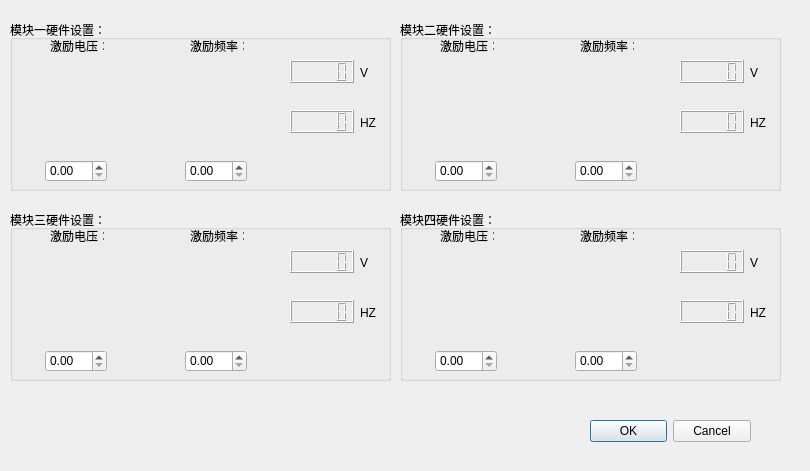
First picture: the form in setbrddlg.ui, repository CarnationTL/cmd_sim, before the edit.
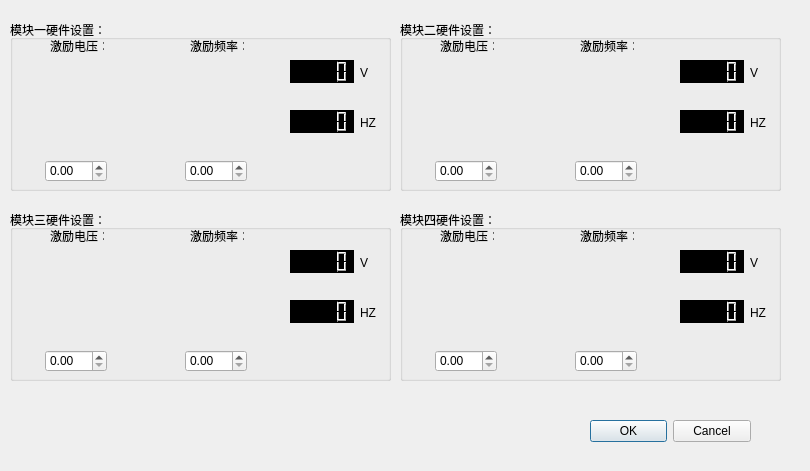
Second picture: the form after the edit. Custom widgets are drawn as their Qt base class.

Commit message: add style to lcd number

The edit to the form file:
```diff
--- a/setbrddlg.ui
+++ b/setbrddlg.ui
@@ -83,6 +83,11 @@
       <height>23</height>
      </rect>
     </property>
+    <property name="styleSheet">
+     <string notr="true">color: rgb(0, 255, 0);
+background-color: rgb(0, 0, 0);
+border-color: rgb(0, 0, 0);</string>
+    </property>
    </widget>
    <widget class="QLCDNumber" name="lcd1f">
     <property name="geometry">
@@ -93,6 +98,11 @@
       <height>23</height>
      </rect>
     </property>
+    <property name="styleSheet">
+     <string notr="true">color: rgb(0, 255, 0);
+background-color: rgb(0, 0, 0);
+border-color: rgb(0, 0, 0);</string>
+    </property>
    </widget>
    <widget class="QDoubleSpinBox" name="sp1v">
     <property name="geometry">
@@ -233,6 +243,11 @@
       <height>23</height>
      </rect>
     </property>
+    <property name="styleSheet">
+     <string notr="true">color: rgb(0, 255, 0);
+background-color: rgb(0, 0, 0);
+border-color: rgb(0, 0, 0);</string>
+    </property>
    </widget>
    <widget class="QLCDNumber" name="lcd2f">
     <property name="geometry">
@@ -243,6 +258,11 @@
       <height>23</height>
      </rect>
     </property>
+    <property name="styleSheet">
+     <string notr="true">color: rgb(0, 255, 0);
+background-color: rgb(0, 0, 0);
+border-color: rgb(0, 0, 0);</string>
+    </property>
    </widget>
    <widget class="QDoubleSpinBox" name="sp2v">
     <property name="geometry">
@@ -367,6 +387,11 @@
       <height>23</height>
      </rect>
     </property>
+    <property name="styleSheet">
+     <string notr="true">color: rgb(0, 255, 0);
+background-color: rgb(0, 0, 0);
+border-color: rgb(0, 0, 0);</string>
+    </property>
    </widget>
    <widget class="QLCDNumber" name="lcd3f">
     <property name="geometry">
@@ -377,6 +402,11 @@
       <height>23</height>
      </rect>
     </property>
+    <property name="styleSheet">
+     <string notr="true">color: rgb(0, 255, 0);
+background-color: rgb(0, 0, 0);
+border-color: rgb(0, 0, 0);</string>
+    </property>
    </widget>
    <widget class="QDoubleSpinBox" name="sp3v">
     <property name="geometry">
@@ -501,6 +531,11 @@
       <height>23</height>
      </rect>
     </property>
+    <property name="styleSheet">
+     <string notr="true">color: rgb(0, 255, 0);
+background-color: rgb(0, 0, 0);
+border-color: rgb(0, 0, 0);</string>
+    </property>
    </widget>
    <widget class="QLCDNumber" name="lcd4f">
     <property name="geometry">
@@ -511,6 +546,11 @@
       <height>23</height>
      </rect>
     </property>
+    <property name="styleSheet">
+     <string notr="true">color: rgb(0, 255, 0);
+background-color: rgb(0, 0, 0);
+border-color: rgb(0, 0, 0);</string>
+    </property>
    </widget>
    <widget class="QDoubleSpinBox" name="sp4v">
     <property name="geometry">
```
Left out of the diff: 9 changed lines with no effect on the pictures. The commit also changes 1 other file.
